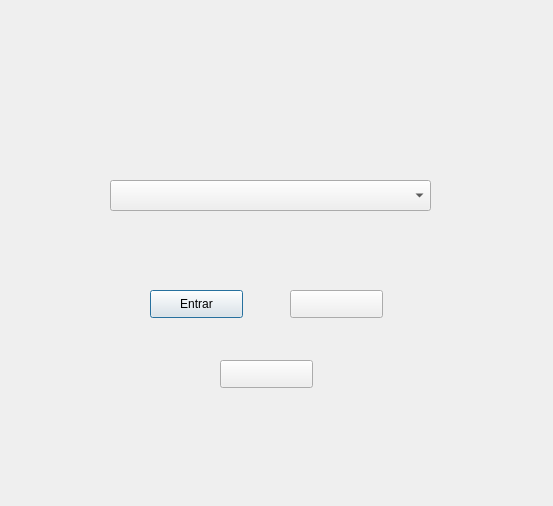
Above: load_game.ui from danielarcil4/Proyecto-final before the change. Below: the same form after it.
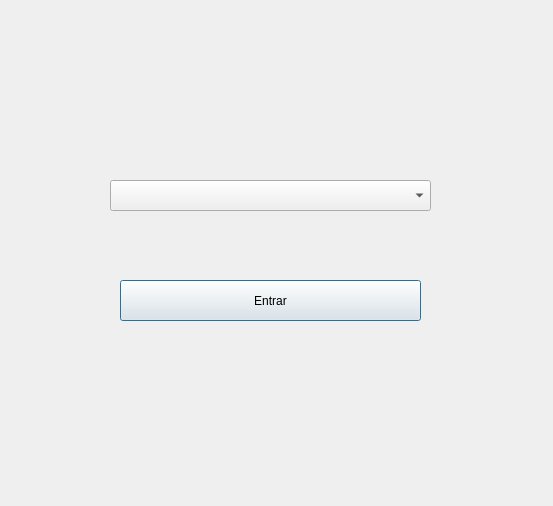
That is the form after the change. Icons and pictures are not drawn.

Diff of the .ui file:
```diff
--- a/load_game.ui
+++ b/load_game.ui
@@ -29,12 +29,16 @@
   <widget class="QPushButton" name="pushButton">
    <property name="geometry">
     <rect>
-     <x>150</x>
-     <y>290</y>
-     <width>93</width>
-     <height>28</height>
+     <x>120</x>
+     <y>280</y>
+     <width>301</width>
+     <height>41</height>
     </rect>
    </property>
+   <property name="styleSheet">
+    <string notr="true">font: 18pt &quot;Palatino Linotype&quot;;
+border-image: url(:/Resourse/Botones.png);</string>
+   </property>
    <property name="text">
     <string>Entrar</string>
    </property>
@@ -42,7 +46,7 @@
   <widget class="QPushButton" name="pushButton_2">
    <property name="geometry">
     <rect>
-     <x>290</x>
+     <x>220</x>
      <y>290</y>
      <width>93</width>
      <height>28</height>
@@ -56,7 +60,7 @@
    <property name="geometry">
     <rect>
      <x>220</x>
-     <y>360</y>
+     <y>290</y>
      <width>93</width>
      <height>28</height>
     </rect>
@@ -65,6 +69,10 @@
     <string/>
    </property>
   </widget>
+  <zorder>comboBox</zorder>
+  <zorder>pushButton_2</zorder>
+  <zorder>pushButton_3</zorder>
+  <zorder>pushButton</zorder>
  </widget>
  <resources/>
  <connections/>
```
